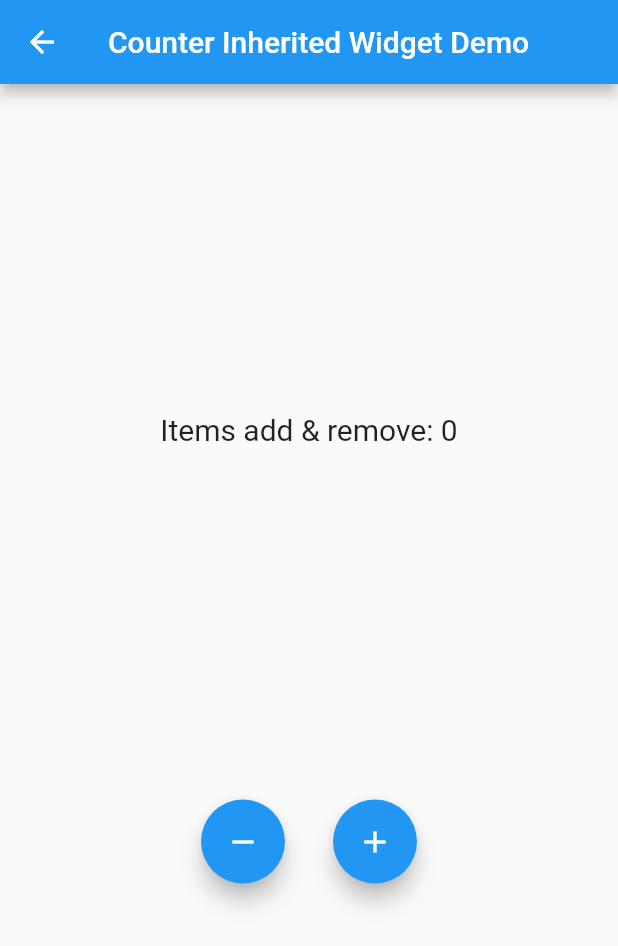
After one commit to SubramanymRajuB/flab, a Flutter app: the screen it shows after launch, after a tap on "Inherited Widget Demo", on a phone screen of 412 x 824 dp. The commit adds this screen. Shown: the top 946 px of the screen. Run offline on Flutter 3.47's test engine with Material 2 defaults, Android fonts, the phone set to English and light mode, and no system bars; our stand-ins replace bloc, dio, equatable, flare_flutter, flutter_bloc, flutter_lorem and 6 more; accounts and stored records are empty; generated files the repository leaves out were written again.

Commit message:
- Added Inherited widget demo

```diff
--- a/help/resources.txt
+++ b/help/resources.txt
@@ -6,8 +6,9 @@ Drawer Demo:https://medium.com/flutter-community/flutter-vi-navigation-drawer-fl
 Tabbar Demo: https://flutter.dev/docs/cookbook/design/tabs
 BottomNavigationBar Demo: https://api.flutter.dev/flutter/material/BottomNavigationBar-class.html
 Forms Validation Demo: https://www.youtube.com/watch?v=coIZkPDt4ZQ&list=PLyLkn_nipSjN76fqfxzi3moj3hhqOzJo0&index=7
-Themes Demo: https://mobikul.com/working-with-themes-in-flutter/, https://www.youtube.com/watch?v=9iQiVUmLXyI, https://api.flutter.dev/flutter/material/ThemeData-class.html, https://aditluhadia.medium.com/change-flutter-app-theme-based-on-device-settings-139d0c32b4a8
+Themes Demo: https://mobikul.com/working-with-themes-in-flutter/, https://www.youtube.com/watch?v=9iQiVUmLXyI, https://api.flutter.dev/flutter/material/ThemeData-class.html, https://aditluhadia.medium.com/change-flutter-app-theme-based-on-device-settings-139d0c32b4a8, https://proandroiddev.com/how-to-dynamically-change-the-theme-in-flutter-698bd022d0f0
 Navigation Demo: https://flutter.dev/docs/cookbook/navigation
+InheritedWidget Demo: https://api.flutter.dev/flutter/widgets/InheritedWidget-class.html, https://medium.com/flutterdevs/inherited-widget-in-flutter-604b0f009297, https://www.c-sharpcorner.com/article/how-to-implement-flutter-inherited-widget/
 ProviderDemo: https://www.youtube.com/watch?v=Md_zBZgVyJo, https://github.com/themaaz32/provider_todo
 BlocDemo: https://www.youtube.com/watch?v=yfn1w2Z-Ooo, https://github.com/themaaz32/WeatherAppWithBloc, https://www.youtube.com/watch?v=2zZkVLsySm4
 MobxDemo: https://mobx.netlify.app/getting-started/, https://www.youtube.com/watch?v=CT6dXcfpk0E&t=51s, https://github.com/themaaz32/mobx_implementation
--- a/lib/startup/flab_demos.dart
+++ b/lib/startup/flab_demos.dart
@@ -11,6 +11,7 @@ import 'package:flab/sqlite/sqlite_demo.dart';
 import 'package:flab/sqlite/sqlite_demo_stream.dart';
 import 'package:flab/state_mngmnt/bloc/bloc_demo.dart';
 import 'package:flab/state_mngmnt/getx/views/product_list.dart';
+import 'package:flab/state_mngmnt/inherited/inherited_widget_demo.dart';
 import 'package:flab/state_mngmnt/mobx/mobx_demo.dart';
 import 'package:flab/state_mngmnt/provider/provider_demo.dart';
 import 'package:flab/state_mngmnt/redux/model/app_state.dart';
@@ -187,6 +188,19 @@ class _WelcomePageState extends State<WelcomePage> {
                   style: ElevatedButton.styleFrom(
                     minimumSize: Size(double.infinity, 50),
                   ),
+                  child: Text('Inherited Widget Demo'),
+                  onPressed: (){
+                    Navigator.push(
+                      context,
+                      MaterialPageRoute(builder: (context) => InheritedWidgetDemo()),
+                    );
+                  },
+                ),
+                SizedBox(height: 10),
+                ElevatedButton(
+                  style: ElevatedButton.styleFrom(
+                    minimumSize: Size(double.infinity, 50),
+                  ),
                   child: Text('Provider Demo'),
                   onPressed: (){
                     Navigator.push(
--- /dev/null
+++ b/lib/state_mngmnt/inherited/inherited_widget_demo.dart
@@ -0,0 +1,127 @@
+import 'package:flutter/material.dart';
+
+class InheritedWidgetDemo extends StatelessWidget {
+ @override
+ Widget build(BuildContext context) {
+   return Scaffold(
+     body: CounterProvider(
+       counter: Counter(0),
+       child: InheritedWidgetTest(),
+     ),
+   );
+ }
+}
+
+class InheritedWidgetTest extends StatefulWidget {
+ InheritedWidgetTest({Key key, this.title}) : super(key: key);
+ final String title;
+
+ @override
+ _InheritedWidgetTestState createState() => _InheritedWidgetTestState();
+}
+
+class _InheritedWidgetTestState extends State<InheritedWidgetTest> {
+ var counterProvider;
+ void _incrementCounter() {
+   setState(() {
+     counterProvider.counter.increment();
+   });
+ }
+
+ void _decrementCounter() {
+   setState(() {
+     counterProvider.counter.decrement();
+   });
+ }
+
+ @override
+ Widget build(BuildContext context) {
+   counterProvider = CounterProvider.of(context);
+   return Scaffold(
+      appBar: AppBar(
+        backgroundColor:Colors.blue,
+        title: Text(
+          'Counter Inherited Widget Demo',
+          style: TextStyle(color: Colors.white),
+        ),
+      ),
+
+      body: Column(
+        mainAxisAlignment:MainAxisAlignment.spaceEvenly,
+        children: <Widget>[
+          Align(
+            alignment: Alignment.bottomCenter,
+            child:Text('Items add & remove: ${counterProvider.counter.count}',
+              style: TextStyle(fontSize: 20),
+            ),
+          ),
+          Row(
+            mainAxisAlignment:MainAxisAlignment.center,
+            children: [
+              Padding(
+                padding: const EdgeInsets.all(16.0),
+                child: Align(
+                  alignment: Alignment.bottomLeft,
+                  child: new FloatingActionButton(
+                    onPressed: _decrementCounter,
+                    child: new Icon(
+                      Icons.remove,
+                      color: Colors.white,
+                    ),
+                  ),
+                ),
+              ),
+              Padding(
+                padding: const EdgeInsets.all(16.0),
+                child: Align(
+                  alignment: Alignment.bottomCenter,
+                  child: new FloatingActionButton(
+                    onPressed: _incrementCounter,
+                    child: new Icon(
+                      Icons.add,
+                      color: Colors.white,
+                    ),
+                  ),
+                ),
+              ),
+            ],
+          ),
+        ],
+      ),
+    );
+  }
+}
+
+class CounterProvider extends InheritedWidget {
+ final Widget child;
+ final Counter counter;
+ CounterProvider({Key key, this.child, this.counter})
+     : super(key: key, child: child);
+
+ static CounterProvider of(BuildContext context) {
+   return (context.dependOnInheritedWidgetOfExactType<CounterProvider>());
+ }
+
+ @override
+ bool updateShouldNotify(CounterProvider oldWidget)
+ {
+   //return true;
+   if(oldWidget.counter!=null){
+   return counter.count != oldWidget.counter.count;
+   }
+   return false;
+ }
+}
+
+class Counter {
+  int count;
+  Counter(this.count);
+
+  increment() {
+    count++;
+  }
+
+  decrement() {
+    count--;
+  }
+}
```
